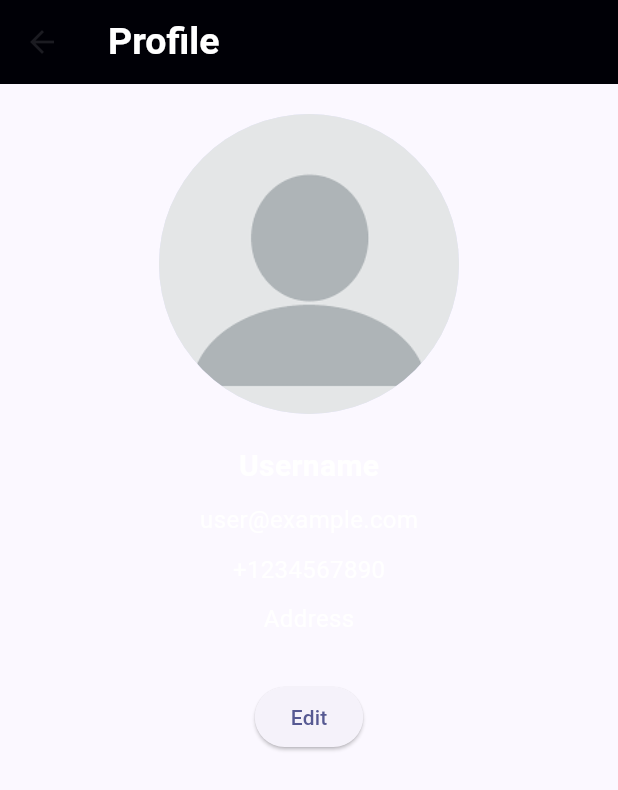
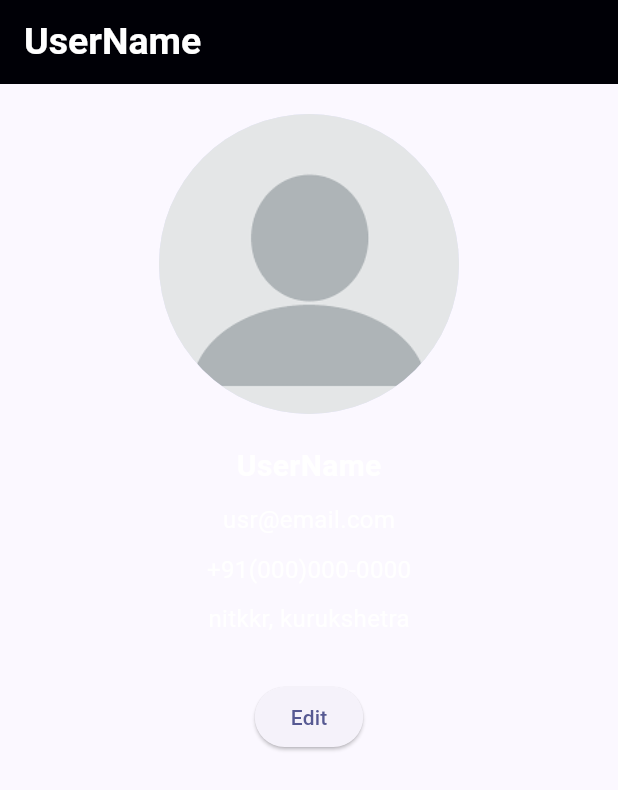
Before and after one commit to Himasnhu-AT/seniorconnect, a Flutter app: the ProfileScreen widget shown alone on an empty page, opened directly, on a phone screen of 412 x 824 dp. Shown: the top 790 px of the screen. Run offline on Flutter 3.47's test engine with Material 2 defaults, Android fonts, the phone set to English and light mode, and no system bars; network calls fail.

Commit message:
milestone 1

```diff
--- /dev/null
+++ b/lib/constants/fake_usr_details.dart
@@ -0,0 +1,8 @@
+class FakeUserDetails {
+  static const String name = 'John Doe';
+  static const String email = 'use@email.com';
+  static const String phonenumber = '+91(000)000-0000';
+  static const String address = 'nitkkr, kurukshetra';
+  static const String imageAddress = 'assets/images/profile.png';
+  static const String userID = '1';
+}
--- a/lib/navigationbarhomescreen.dart
+++ b/lib/navigationbarhomescreen.dart
@@ -1,7 +1,7 @@
 import 'package:flutter/material.dart';
 import 'package:seniorconnect/screen/homescreens/chatsscreen/chatmaingroup.dart';
 import 'package:seniorconnect/screen/homescreens/mainscreen/homescreen.dart';
-import 'package:seniorconnect/screen/homescreens/profilescreen/profilescreen.dart';
+import 'package:seniorconnect/screen/homescreens/profilescreen/mainprofilescreen.dart';
 
 import 'constants/Global_Variables.dart';
 // import 'package:badges/badges.dart';
--- /dev/null
+++ b/lib/screen/homescreens/profilescreen/mainprofilescreen.dart
@@ -0,0 +1,101 @@
+// ignore_for_file: sized_box_for_whitespace
+
+import 'package:flutter/material.dart';
+import 'package:seniorconnect/screen/homescreens/profilescreen/widget/showprofilescreen.dart';
+
+import '../../../constants/global_variables.dart';
+
+class ProfileScreen extends StatefulWidget {
+  const ProfileScreen({Key? key}) : super(key: key);
+
+  @override
+  State<ProfileScreen> createState() => _ProfileScreenState();
+}
+
+class _ProfileScreenState extends State<ProfileScreen> {
+  @override
+  Widget build(BuildContext context) {
+    return const ShowProfileScreen(
+      name: 'UserName',
+      imageAddress: GlobalVariable.profilephoto,
+      userID: '1',
+      address: 'nitkkr, kurukshetra',
+      email: 'usr@email.com',
+      phonenumber: '+91(000)000-0000',
+    );
+
+    // return Scaffold(
+    //   appBar: AppBar(
+    //     title: const Text(
+    //       'Profile',
+    //       style: TextStyle(
+    //         fontSize: 25,
+    //         fontWeight: FontWeight.w600,
+    //         color: Colors.white,
+    //       ),
+    //     ),
+    //     backgroundColor: GlobalVariable.backgroundColor,
+    //   ),
+    //   body: Container(
+    //     width: double.infinity,
+    //     child: Column(
+    //       crossAxisAlignment: CrossAxisAlignment.center,
+    //       children: [
+    //         const SizedBox(height: 20),
+    //         GestureDetector(
+    //           onTap: () {
+    //             _openImageView();
+    //           },
+    //           child: const CircleAvatar(
+    //               radius: 100,
+    //               backgroundImage: AssetImage(GlobalVariable.profilephoto)),
+    //         ),
+    //         const SizedBox(height: 20),
+    //         const Text(
+    //           'Username',
+    //           style: TextStyle(
+    //             fontSize: 20,
+    //             fontWeight: FontWeight.bold,
+    //             color: Colors.white,
+    //           ),
+    //         ),
+    //         const SizedBox(height: 10),
+    //         const Text(
+    //           'user@example.com',
+    //           style: TextStyle(
+    //             fontSize: 16,
+    //             color: Colors.white,
+    //           ),
+    //         ),
+    //         const SizedBox(height: 10),
+    //         const Text(
+    //           '+1234567890',
+    //           style: TextStyle(
+    //             fontSize: 16,
+    //             color: Colors.white,
+    //           ),
+    //         ),
+    //         const SizedBox(height: 10),
+    //         const Text(
+    //           'Address',
+    //           style: TextStyle(
+    //             fontSize: 16,
+    //             color: Colors.white,
+    //           ),
+    //         ),
+    //         const SizedBox(height: 10),
+    //         // Add other user details here
+
+    //         const SizedBox(height: 20),
+    //         ElevatedButton(
+    //           onPressed: () {
+    //             // Implement the logic for the edit button here
+    //           },
+    //           child: const Text('Edit'),
+    //         ),
+    //       ],
+    //     ),
+    //   ),
+    // );
+  }
+}
--- a/lib/screen/homescreens/profilescreen/profilescreen.dart
+++ b/lib/screen/homescreens/profilescreen/widget/showprofilescreen.dart
@@ -1,24 +1,55 @@
-// ignore_for_file: sized_box_for_whitespace
-
 import 'package:flutter/material.dart';
 
-import '../../../constants/global_variables.dart';
-import '../../popupscreen/imageviewscreen.dart';
+import '../../../../constants/global_variables.dart';
+import '../../../popupscreen/imageviewscreen.dart';
 
-class ProfileScreen extends StatefulWidget {
-  const ProfileScreen({Key? key}) : super(key: key);
+class ShowProfileScreen extends StatefulWidget {
+  final String name;
+  final String imageAddress;
+  final String userID;
+  final String email;
+  final String phonenumber;
+  final String address;
+
+  const ShowProfileScreen({
+    Key? key,
+    required this.name,
+    required this.imageAddress,
+    required this.userID,
+    required this.email,
+    required this.phonenumber,
+    required this.address,
+  }) : super(key: key);
 
   @override
-  State<ProfileScreen> createState() => _ProfileScreenState();
+  State<ShowProfileScreen> createState() => _ShowProfileScreenState();
 }
 
-class _ProfileScreenState extends State<ProfileScreen> {
+class _ShowProfileScreenState extends State<ShowProfileScreen> {
+  late String name;
+  late String imageAddress;
+  late String userID;
+  late String email;
+  late String phonenumber;
+  late String address;
+
+  @override
+  void initState() {
+    super.initState();
+    name = widget.name;
+    imageAddress = widget.imageAddress;
+    userID = widget.userID;
+    email = widget.email;
+    phonenumber = widget.phonenumber;
+    address = widget.address;
+  }
+
   void _openImageView() {
     Navigator.push(
       context,
       MaterialPageRoute(
-        builder: (context) => const ImageViewScreen(
-          title: 'UserName',
+        builder: (context) => ImageViewScreen(
+          title: name,
           imageAddress: GlobalVariable.profilephoto,
         ), // Replace ImageViewScreen with the name of your image view screen
       ),
@@ -29,9 +60,9 @@ class _ProfileScreenState extends State<ProfileScreen> {
   Widget build(BuildContext context) {
     return Scaffold(
       appBar: AppBar(
-        title: const Text(
-          'Profile',
-          style: TextStyle(
+        title: Text(
+          name,
+          style: const TextStyle(
             fontSize: 25,
             fontWeight: FontWeight.w600,
             color: Colors.white,
@@ -39,6 +70,7 @@ class _ProfileScreenState extends State<ProfileScreen> {
         ),
         backgroundColor: GlobalVariable.backgroundColor,
       ),
+      // ignore: sized_box_for_whitespace
       body: Container(
         width: double.infinity,
         child: Column(
@@ -54,34 +86,34 @@ class _ProfileScreenState extends State<ProfileScreen> {
                   backgroundImage: AssetImage(GlobalVariable.profilephoto)),
             ),
             const SizedBox(height: 20),
-            const Text(
-              'Username',
-              style: TextStyle(
+            Text(
+              name,
+              style: const TextStyle(
                 fontSize: 20,
                 fontWeight: FontWeight.bold,
                 color: Colors.white,
               ),
             ),
             const SizedBox(height: 10),
-            const Text(
-              'user@example.com',
-              style: TextStyle(
+            Text(
+              email,
+              style: const TextStyle(
                 fontSize: 16,
                 color: Colors.white,
               ),
             ),
             const SizedBox(height: 10),
-            const Text(
-              '+1234567890',
-              style: TextStyle(
+            Text(
+              phonenumber,
+              style: const TextStyle(
                 fontSize: 16,
                 color: Colors.white,
               ),
             ),
             const SizedBox(height: 10),
-            const Text(
-              'Address',
-              style: TextStyle(
+            Text(
+              address,
+              style: const TextStyle(
                 fontSize: 16,
                 color: Colors.white,
               ),
```
